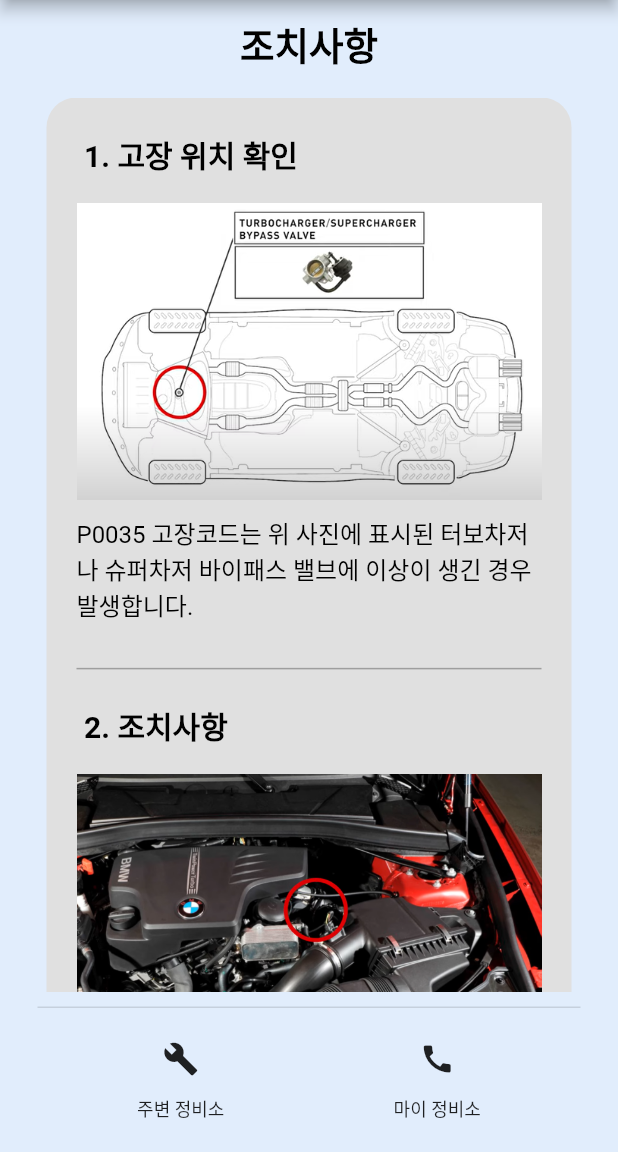
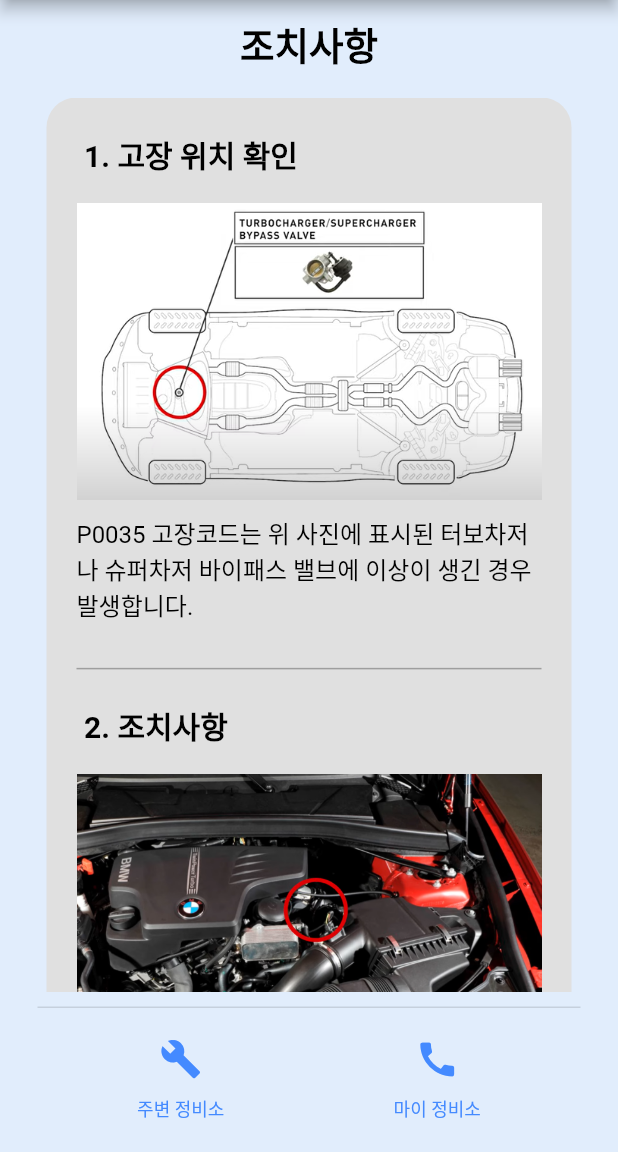
Before and after one commit to Safe-Drive-Save-Life/SDSL-App, a Flutter app: the Action1 screen opened directly, on a phone screen of 412 x 824 dp, the part 84-1236 px from its top. Run offline on Flutter 3.47's test engine with Material 2 defaults, Android fonts, the phone set to English and light mode, and no system bars; our stand-ins replace firebase_core, firebase_messaging, flutter_local_notifications, geolocator, get, shared_preferences; accounts and stored records are empty.

Commit message:
#49 - `주변 정비소`, `마이 정비소` 아이콘 크기, 색 변경

```diff
--- a/SDSL/lib/components/carServiceBtnsBar.dart
+++ b/SDSL/lib/components/carServiceBtnsBar.dart
@@ -27,11 +27,16 @@ class CarServiceBtnsBar extends StatelessWidget {
                   onPressed: () {
                     nearCarcenterBtn().searchNearCarcenter();
                   },
-                  icon: const Icon(Icons.build),
+                  icon: const Icon(
+                      Icons.build,
+                      size: 28,
+                    color: Colors.blueAccent,
+                  ),
                 ),
                 Text(
                   '주변 정비소',
-                  style: TextStyle(fontSize: 12),
+                  style: TextStyle(fontSize: 12,
+                  color: Colors.blueAccent),
                 ),
               ],
             ),
@@ -41,11 +46,16 @@ class CarServiceBtnsBar extends StatelessWidget {
                   onPressed: () async {
                     await carCenter.showCallConfirmationDialog(context);
                   },
-                  icon: const Icon(Icons.call),
+                  icon: const Icon(
+                      Icons.call,
+                      size: 30,
+                    color: Colors.blueAccent,
+                  ),
                 ),
                 Text(
                   '마이 정비소',
-                  style: TextStyle(fontSize: 12),
+                  style: TextStyle(fontSize: 12,
+                  color: Colors.blueAccent),
                 ),
               ],
             ),
```
